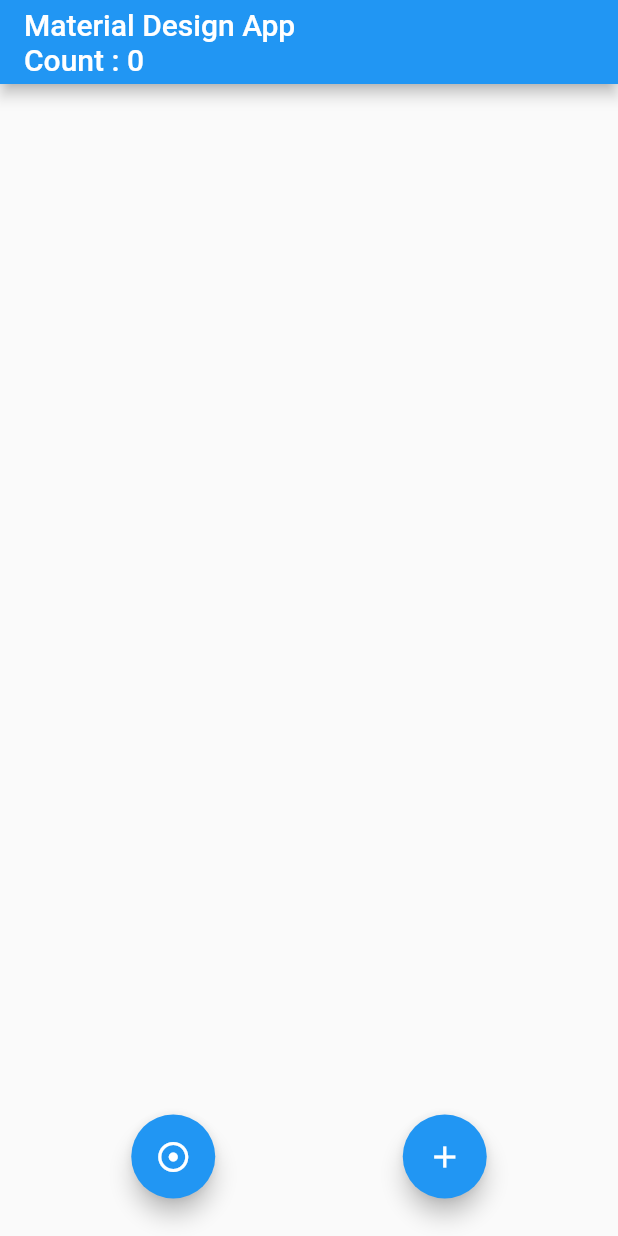
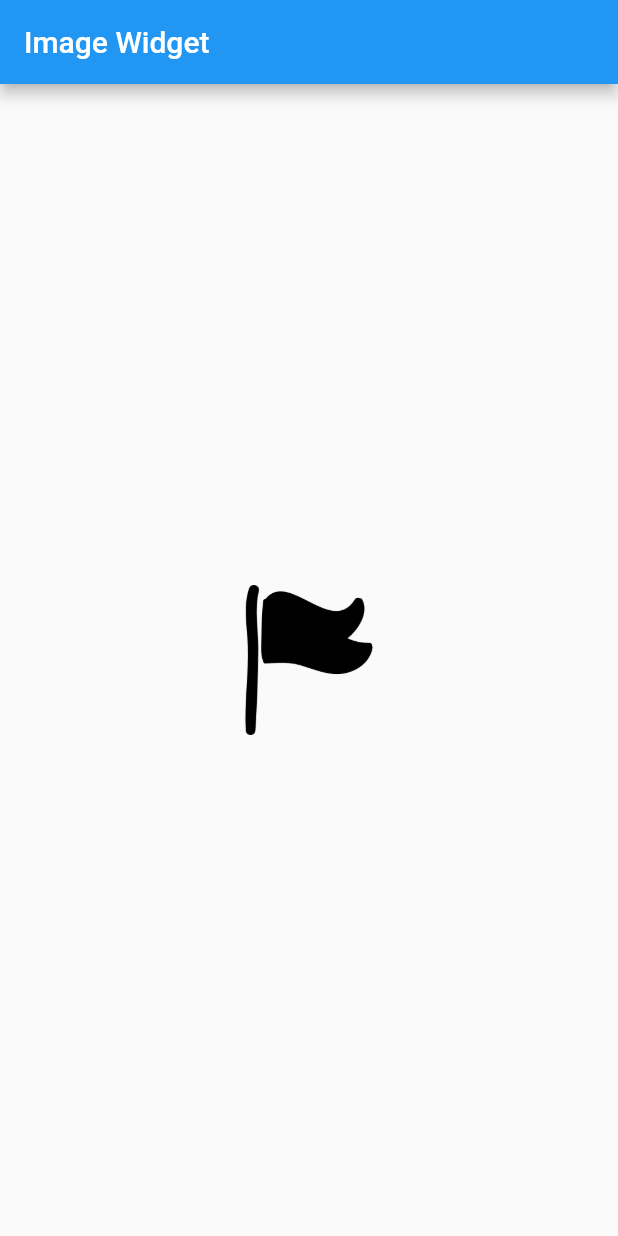
Before and after one commit to deblur99/Flutter_practice, a Flutter app: the screen it shows after launch, on a phone screen of 412 x 824 dp. Run offline on Flutter 3.47's test engine with Material 2 defaults, Android fonts, the phone set to English and light mode, and no system bars.

Commit message:
added-8-24

```diff
--- /dev/null
+++ b/lib/imageWidget.dart
@@ -0,0 +1,27 @@
+import "package:flutter/material.dart";
+
+class ImageWidgetApp extends StatefulWidget {
+  @override
+  State<StatefulWidget> createState() {
+    return _ImageWidgetApp();
+  }
+}
+
+class _ImageWidgetApp extends State<ImageWidgetApp> {
+  @override
+  Widget build(BuildContext context) {
+    return Scaffold(
+        appBar: AppBar(title: Text("Image Widget"),),
+        body: Container(
+            child: Center(
+                child: Column(
+                  mainAxisAlignment: MainAxisAlignment.center,
+                  children: <Widget>[
+                    Image.asset("images/fluttering-flag.png", width: 200, height: 100, fit: BoxFit.contain),
+                  ],
+                )
+            )
+        )
+    );
+  }
+}
--- a/lib/main.dart
+++ b/lib/main.dart
@@ -1,6 +1,9 @@
 import 'package:flutter/material.dart';
+import 'imageWidget.dart';
 
-void main() => runApp(MyApp());
+void main() {
+  return runApp(MyApp());
+}
 
 class MyApp extends StatelessWidget {
   @override
@@ -10,7 +13,7 @@ class MyApp extends StatelessWidget {
       theme: ThemeData(
         primarySwatch: Colors.blue,
       ),
-      home: MaterialFlutterApp(),
+      home: ImageWidgetApp(),
     );
   }
 }
@@ -23,45 +26,30 @@ class MaterialFlutterApp extends StatefulWidget {
 }
 
 class _MaterialFlutterApp extends State<MaterialFlutterApp> {
-  int number = 0;
-  int _number = 0;
+  int number = 0, _number = 0;
 
   @override
   Widget build(BuildContext context) {
     return Scaffold(
       appBar: AppBar(
-        title: Text("Material Design App\nCount : $number"),
+        title: Text("Material Flutter App\n$_number"),
+      ),
+      floatingActionButton: FloatingActionButton(
+        child: Icon(Icons.add),
+        onPressed: () {
+          number++;
+          setState(() => _number = number);
+        },
       ),
       body: Container(
-        child: Row(
-          children: [
-            FloatingActionButton(
-                child: Icon(
-                  Icons.adjust_rounded,
-                ),
-                onPressed: () {
-                  setState(() {
-                    _number = number = 0;
-                  });
-                }),
-            FloatingActionButton(
-              child: Icon(
-                Icons.add,
-              ),
-              onPressed: () {
-                _number++;
-                print(_number);
-                setState(() {
-                  number = _number;
-                });
-              },
-            ),
+        child: Column(
+          children: <Widget> [
+            Icon(Icons.call),
+            Text("Phone Book"),
           ],
-          mainAxisAlignment: MainAxisAlignment.spaceAround,
-        ),
-        alignment: Alignment.bottomRight,
-        margin: EdgeInsets.all(25.0),
-      ),
+          mainAxisAlignment: MainAxisAlignment.center,
+        )
+      )
     );
   }
 }
--- a/pubspec.yaml
+++ b/pubspec.yaml
@@ -48,6 +48,8 @@ flutter:
   # assets:
   #   - images/a_dot_burr.jpeg
   #   - images/a_dot_ham.jpeg
+  assets:
+    - images/fluttering-flag.png
 
   # An image asset can refer to one or more resolution-specific "variants", see
   # https://flutter.dev/assets-and-images/#resolution-aware.
```
Also changed, not shown: lib/increment_buttons.dart (added, +67 -0 lines), images/fluttering-flag.png (added), 1 other file.
